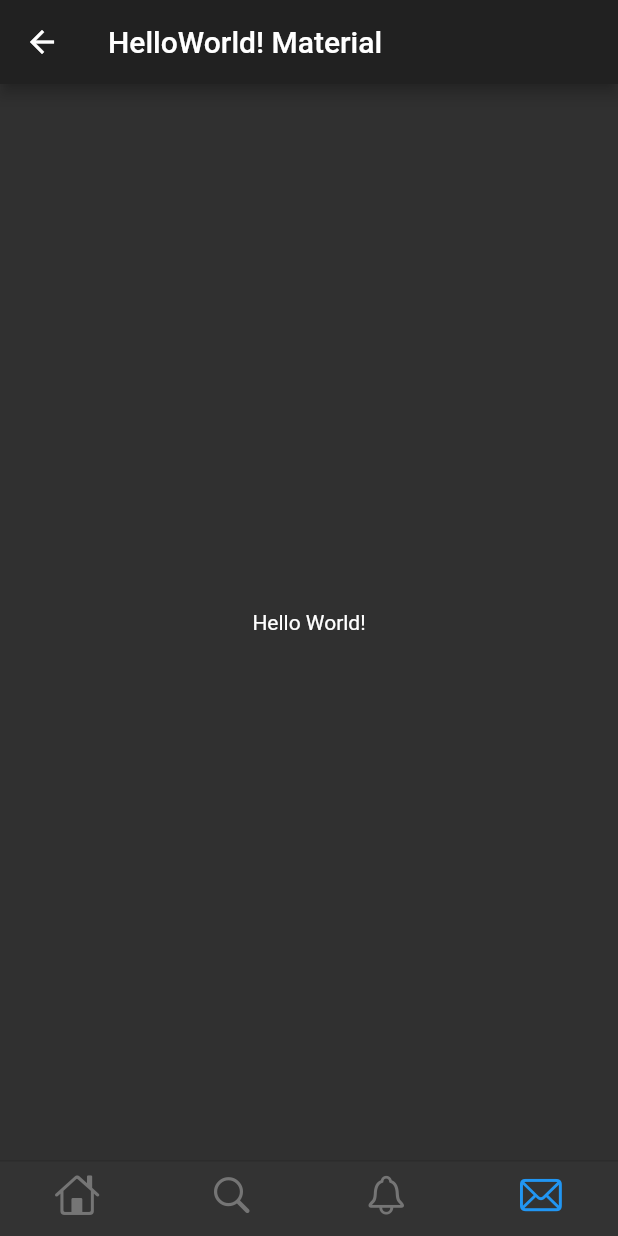
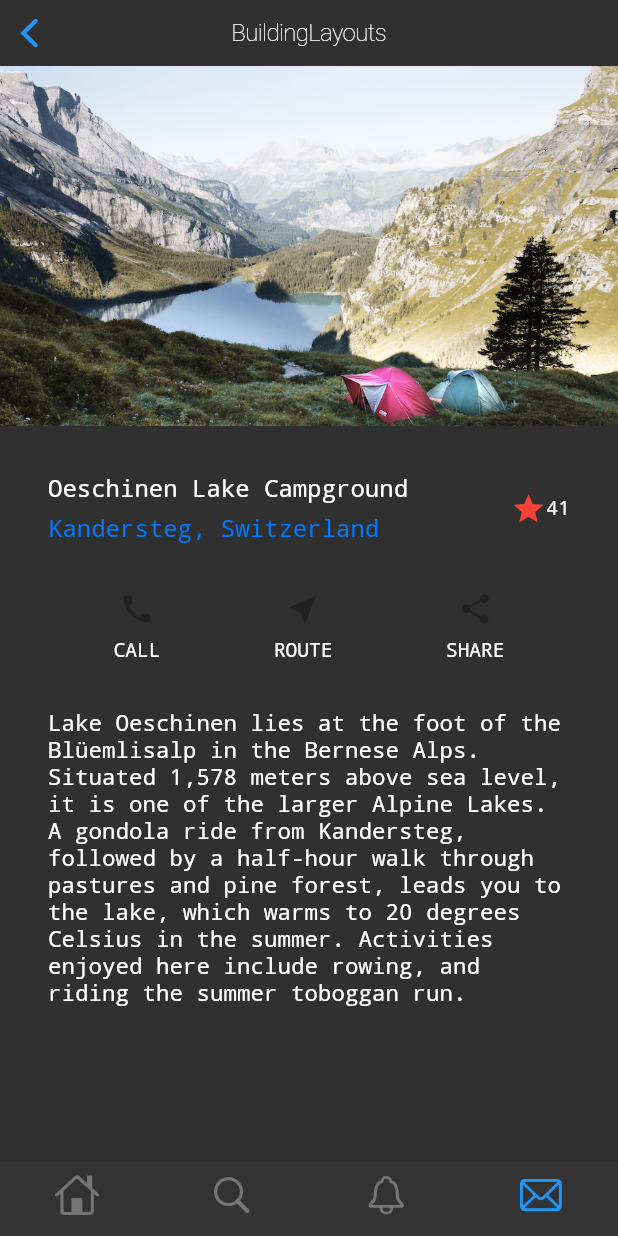
Before and after one commit to hiroyuki12/flutter_my_app, a Flutter app: the MyHome screen opened by its route, item 4 of the bottom bar chosen, on a phone screen of 412 x 824 dp. Run offline on Flutter 3.47's test engine with Material 2 defaults, Android fonts, the phone set to English and light mode, and no system bars; our stand-ins replace device_info.

Commit message:
change font size color Cupertino BindingLayouts

```diff
--- a/lib/main.dart
+++ b/lib/main.dart
@@ -5,7 +5,7 @@ import 'pages/Cupertino/CupertinoScreen.dart';
 import 'pages/Cupertino/CupertinoTabBarScreen.dart';
 import 'pages/FileRWScreen.dart';
 import 'pages/Cupertino/CupertinoHelloWorld.dart';
-import 'pages/HomeScreen.dart';
+import 'pages/Cupertino/CupertinoHomeScreen.dart';
 import 'pages/LayoutScreen.dart';
 import 'pages/ListView2Screen.dart';
 import 'pages/ListViewScreen.dart';
--- /dev/null
+++ b/lib/pages/Cupertino/CupertinoBuildingLayoutsScreen.dart
@@ -0,0 +1,152 @@
+import 'package:flutter/cupertino.dart';
+import 'package:flutter/material.dart';
+
+class CupertinoBuildingLayouts extends StatefulWidget {
+  @override
+    State<StatefulWidget> createState() {
+    return _State();
+  }
+}
+
+var titleTextStyle = new TextStyle(
+  fontWeight: FontWeight.w100,
+  decoration: TextDecoration.none,
+  fontSize: 16,
+  color: CupertinoColors.white);
+
+var subTtitleTextStyle = new TextStyle(
+  fontWeight: FontWeight.w100,
+  decoration: TextDecoration.none,
+  fontSize: 16,
+  color: CupertinoColors.systemBlue);
+
+var bodyTextStyle = new TextStyle(
+  fontWeight: FontWeight.w100,
+  decoration: TextDecoration.none,
+  fontSize: 15,
+  color: CupertinoColors.white);
+
+var iconTextStyle = new TextStyle(
+  fontWeight: FontWeight.w100,
+  decoration: TextDecoration.none,
+  fontSize: 13,
+  color: CupertinoColors.white);
+
+
+class _State extends State<CupertinoBuildingLayouts> {
+  Widget _buildTitleSection = Container(
+    padding: const EdgeInsets.all(32),
+    child: Row(
+      children: [
+        Expanded(
+          /*1*/
+          child: Column(
+            crossAxisAlignment: CrossAxisAlignment.start,
+            children: [
+              /*2*/
+              Container(
+                padding: const EdgeInsets.only(bottom: 8),
+                child: Text(
+                  'Oeschinen Lake Campground',
+                  // style: TextStyle(
+                  //   fontWeight: FontWeight.bold,
+                  // ),
+                  style: titleTextStyle,
+                ),
+              ),
+              Text(
+                'Kandersteg, Switzerland',
+                // style: TextStyle(
+                //   color: Colors.grey[500],
+                // ),
+                style: subTtitleTextStyle,
+              ),
+            ],
+          ),
+        ),
+        /*3*/
+        Icon(
+          Icons.star,
+          color: Colors.red[500],
+        ),
+        Text('41',
+          style: iconTextStyle,),
+      ],
+    ),
+  );
+
+  @override
+  Widget build(BuildContext context) {
+    Widget titleSection = _buildTitleSection;
+    Color color = Theme.of(context).primaryColor;
+    Widget buttonSection = Container(
+      child: Row(
+        mainAxisAlignment: MainAxisAlignment.spaceEvenly,
+        children: [
+          _buildButtonColumn(color, Icons.call, 'CALL'),
+          _buildButtonColumn(color, Icons.near_me, 'ROUTE'),
+          _buildButtonColumn(color, Icons.share, 'SHARE'),
+        ],
+      ),
+    );
+    Widget textSection = Container(
+      padding: const EdgeInsets.all(32),
+      child: Text(
+        'Lake Oeschinen lies at the foot of the Blüemlisalp in the Bernese '
+            'Alps. Situated 1,578 meters above sea level, it is one of the '
+            'larger Alpine Lakes. A gondola ride from Kandersteg, followed by a '
+            'half-hour walk through pastures and pine forest, leads you to the '
+            'lake, which warms to 20 degrees Celsius in the summer. Activities '
+            'enjoyed here include rowing, and riding the summer toboggan run.',
+        style: bodyTextStyle,
+        softWrap: true,
+      ),
+    );
+
+    return CupertinoPageScaffold(
+      navigationBar: CupertinoNavigationBar(
+        middle: Text("BuildingLayouts",
+          //style: new TextStyle(color: CupertinoColors.white)),
+          style: titleTextStyle),
+        backgroundColor: const Color(0xff333333),
+      ),
+      child: Column(
+        children: [
+            Image.asset(
+              'images/lake.jpg',
+              width: 600,
+              height: 240,
+              fit: BoxFit.cover,
+            ),
+            titleSection,
+            buttonSection,
+            textSection,
+        ],
+      ),
+    );
+
+
+  }
+
+Column _buildButtonColumn(Color color,IconData icon, String label) {
+  return Column(
+    mainAxisSize: MainAxisSize.min,
+    mainAxisAlignment: MainAxisAlignment.center,
+    children: [
+      Icon(icon, color: color),
+      Container(
+        margin: const EdgeInsets.only(top: 8),
+        child: Text(
+          label,
+          // style: TextStyle(
+          //   fontSize: 12,
+          //   fontWeight:  FontWeight.w400,
+          //   color: color,
+          style: iconTextStyle,
+        ),
+      )
+    ],
+  );
+}
+
+}
--- a/lib/pages/GridViewScreen.dart
+++ b/lib/pages/Cupertino/CupertinoGridViewScreen.dart
@@ -1,18 +1,18 @@
 import 'package:flutter/cupertino.dart';
 
-class MyGridView extends StatefulWidget {
+class CupertinoGridView extends StatefulWidget {
   @override
     State<StatefulWidget> createState() {
     return _State();
   }
 }
 
-class _State extends State<MyGridView> {
+class _State extends State<CupertinoGridView> {
   @override
   Widget build(BuildContext context) {
     return CupertinoPageScaffold(
       navigationBar: CupertinoNavigationBar(
-        middle: Text("GridView", style: new TextStyle(color: CupertinoColors.white)),
+        middle: Text("CupertinoGridView", style: new TextStyle(color: CupertinoColors.white)),
         backgroundColor: const Color(0xff333333),
       ),
       child: Center(
--- a/lib/pages/Cupertino/CupertinoHelloWorld.dart
+++ b/lib/pages/Cupertino/CupertinoHelloWorld.dart
@@ -18,7 +18,7 @@ class _State extends State<CupertinoHelloWorld> {
   Widget build(BuildContext context) {
     return CupertinoPageScaffold(
       navigationBar: CupertinoNavigationBar(
-        middle: Text("Hello World", style: myTextStyle),
+        middle: Text("Cupertino Hello World", style: myTextStyle),
         backgroundColor: const Color(0xff333333),
       ),
       child: Center(
--- a/lib/pages/HomeScreen.dart
+++ b/lib/pages/Cupertino/CupertinoHomeScreen.dart
@@ -1,8 +1,8 @@
 import 'package:flutter/cupertino.dart';
 import 'package:flutter_my_app/pages/SettingScreen.dart';
-import 'GridViewScreen.dart';
-import 'Cupertino/CupertinoHelloWorld.dart';
-import 'HelloWorldScreen.dart';
+import 'CupertinoBuildingLayoutsScreen.dart';
+import 'CupertinoGridViewScreen.dart';
+import 'CupertinoHelloWorld.dart';
 
 class MyHome extends StatefulWidget {
   @override
@@ -39,8 +39,8 @@ class _State extends State<MyHome> {
       tabBuilder: (context, i) {
         if(i==0)  return CupertinoHelloWorld();
         else if(i==1)  return Setting();
-        else if(i==2)  return MyGridView();
-        else  return HelloWorld();
+        else if(i==2)  return CupertinoGridView();
+        else  return CupertinoBuildingLayouts();
         //else  return MyBottomNavigationBar();
 
         // return CupertinoTabView(
--- a/lib/pages/HelloWorldScreen.dart
+++ b/lib/pages/HelloWorldScreen.dart
@@ -12,10 +12,10 @@ class _State extends State<HelloWorld> {
   Widget build(BuildContext context) {
     return Scaffold(
       appBar: AppBar(
-        title: Text("HelloWorld! Material"),
+        title: Text("Material HelloWorld!"),
       ),
       body: Center(
-        child: Text('Hello World!',),
+        child: Text('Hello World2!',),
       ),
     );
   }
```
Also changed, not shown: lib/pages/BottomNavigationBar.dart (+6 -4 lines), lib/pages/BuildingLayoutsScreen.dart (deleted, +0 -160 lines).
